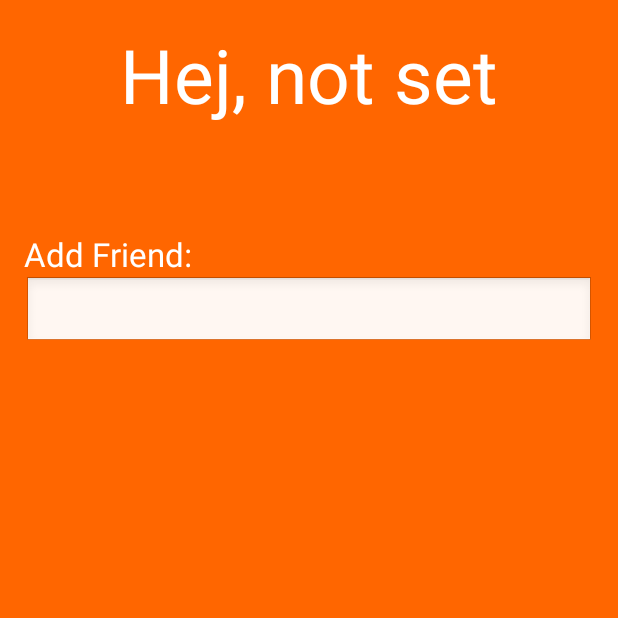
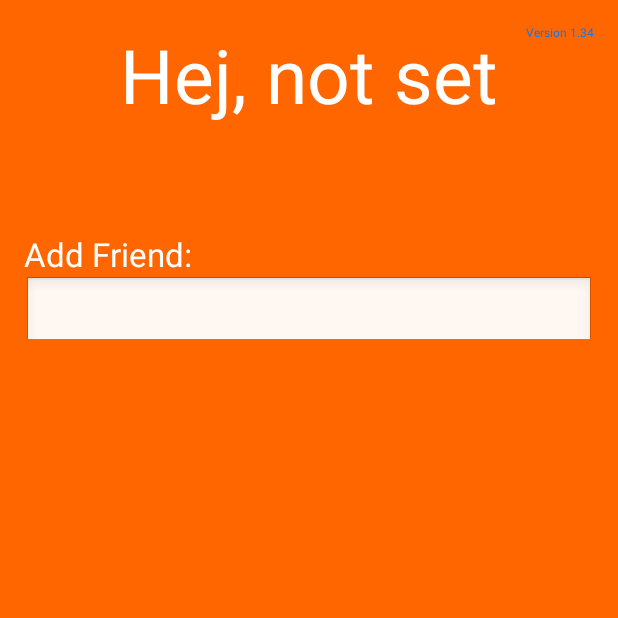
Before and after one commit to jsumrall/Hej, an Android app: the HejMenu screen opened directly, with no data from a screen before it, after a tap on "settingBtn", on a phone screen of 412 x 824 dp, the top half of it. Run offline under Robolectric (Android 15) with nearby library versions, the phone set to English and light mode, and no system bars.

```diff
--- a/app/build.gradle
+++ b/app/build.gradle
@@ -8,8 +8,8 @@ android {
         applicationId "max.hej"
         minSdkVersion 10
         targetSdkVersion 19
-        versionCode 8
-        versionName "1.32"
+        versionCode 10
+        versionName "1.34"
     }
     buildTypes {
         release {
--- a/app/src/main/java/max/hej/HejMenu.java
+++ b/app/src/main/java/max/hej/HejMenu.java
@@ -147,7 +147,7 @@ public class HejMenu extends ListActivity
     @Override
     public boolean onCreateOptionsMenu(Menu menu) {
         // Inflate the menu; this adds items to the action bar if it is present.
-        getMenuInflater().inflate(R.menu.hej_manu, menu);
+        getMenuInflater().inflate(R.menu.hej_menu, menu);
         return true;
     }
 
--- a/app/src/main/java/max/hej/MyActivity.java
+++ b/app/src/main/java/max/hej/MyActivity.java
@@ -154,6 +154,7 @@ public class MyActivity extends Activity {
      */
     private boolean checkPlayServices() {
         int resultCode = GooglePlayServicesUtil.isGooglePlayServicesAvailable(this);
+        System.out.println(resultCode);
         if (resultCode != ConnectionResult.SUCCESS) {
             if (GooglePlayServicesUtil.isUserRecoverableError(resultCode)) {
                 GooglePlayServicesUtil.getErrorDialog(resultCode, this,
--- a/app/src/main/res/layout/activity_settings_menu.xml
+++ b/app/src/main/res/layout/activity_settings_menu.xml
@@ -44,6 +44,7 @@
         android:layout_alignParentRight="true"
         android:layout_alignParentEnd="true" />
 
+
     <Button
         android:layout_width="wrap_content"
         android:layout_height="wrap_content"
@@ -60,4 +61,15 @@
         android:clickable="true"
         android:onClick="inviteFriendsBtnClicked" />
 
+    <TextView
+        android:layout_width="wrap_content"
+        android:layout_height="wrap_content"
+        android:layout_alignParentEnd="true"
+        android:layout_alignParentRight="true"
+        android:text="Version 1.34"
+        android:id="@+id/textView4"
+        android:gravity="bottom"
+        android:textColor="#ff007bff"
+        android:textSize="8dp" />
+
 </RelativeLayout>
--- a/app/src/main/res/menu/hej_manu.xml
+++ /dev/null
@@ -1,8 +0,0 @@
-<menu xmlns:android="http://schemas.android.com/apk/res/android"
-    xmlns:tools="http://schemas.android.com/tools"
-    tools:context="max.hej.HejMenu" >
-    <item android:id="@+id/action_settings"
-        android:title="@string/action_settings"
-        android:orderInCategory="100"
-        android:showAsAction="never" />
-</menu>
```
Also changed, not shown: app/src/main/java/max/hej/GcmIntentService.java (+38 -4 lines), app/src/main/res/layout/activity_hej_menu.xml (+8 -6 lines), app/src/main/res/drawable-hdpi/plus.png (deleted), app/src/main/res/drawable-hdpi/plus1.png (deleted), app/src/main/res/drawable-hdpi/plus2.png (deleted), app/src/main/res/drawable-hdpi/plus3.png (deleted), 1 other file.
